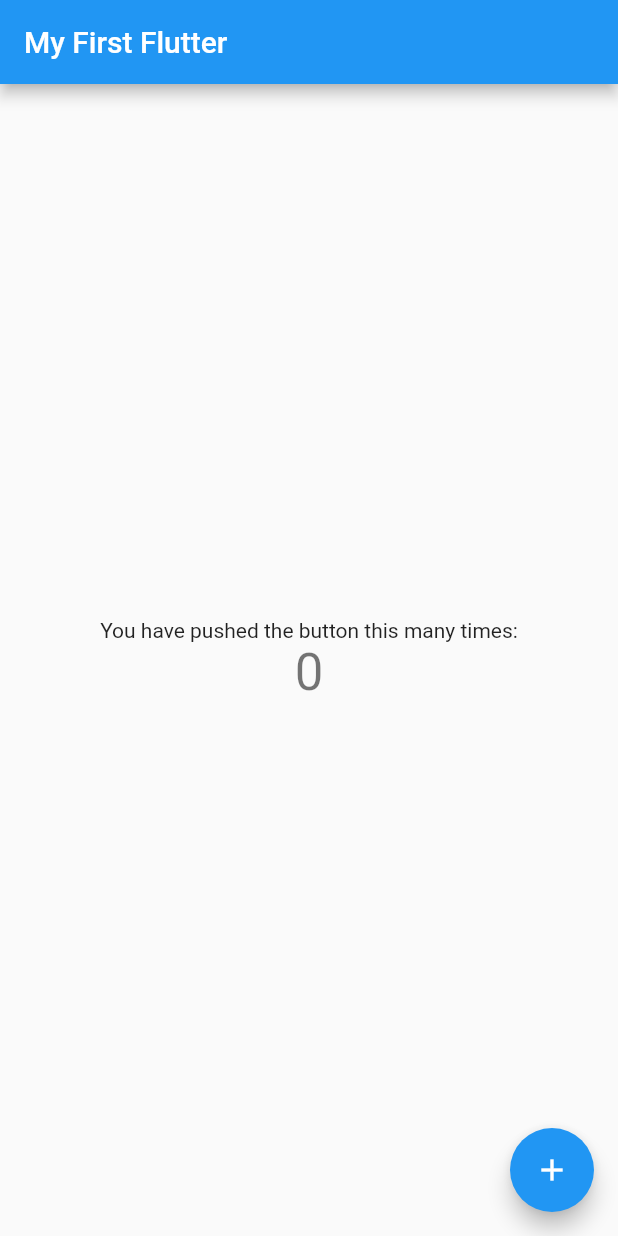
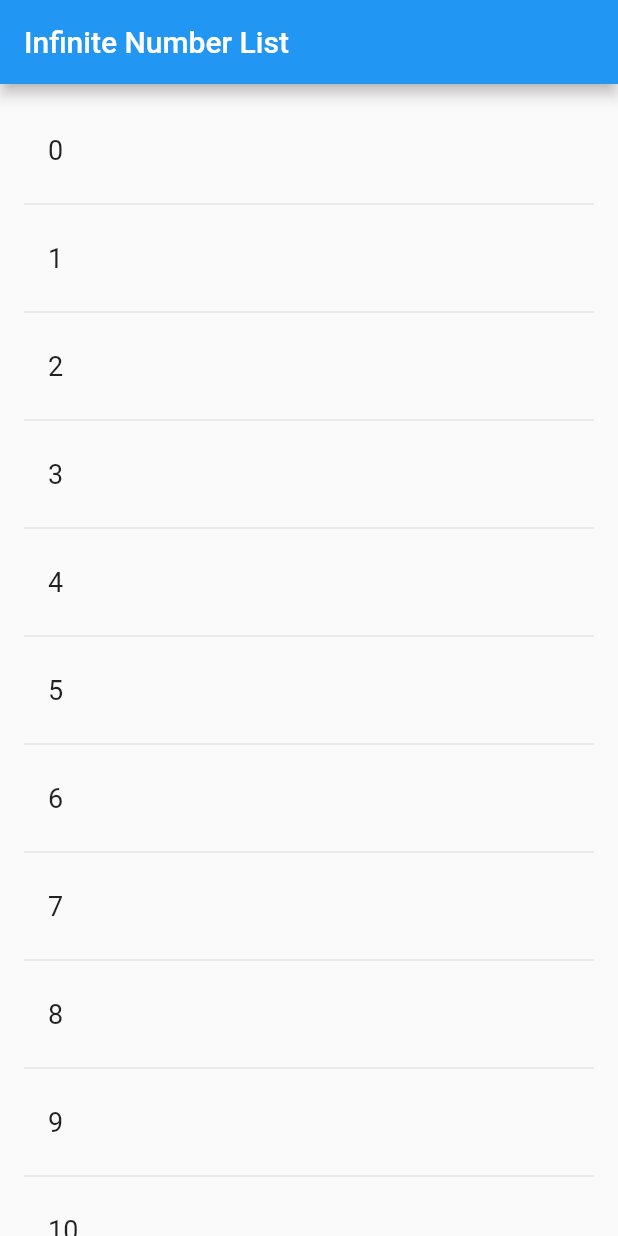
Before and after one commit to Andy-0414/flutter_first, a Flutter app: the screen it shows after launch, on a phone screen of 412 x 824 dp. Run offline on Flutter 3.47's test engine with Material 2 defaults, Android fonts, the phone set to English and light mode, and no system bars.

Commit message:
UPDATE infinity number list

```diff
--- a/lib/main.dart
+++ b/lib/main.dart
@@ -6,57 +6,47 @@ class MyApp extends StatelessWidget {
   @override
   Widget build(BuildContext context) {
     return MaterialApp(
-      title: 'First Project',
-      theme: ThemeData(
-        primarySwatch: Colors.blue,
-      ),
-      home: MyHomePage(title: 'My First Flutter'),
+      title: '무한 스크롤',
+      home: RandomWords(), // 액티비티 불러오기
     );
   }
 }
 
-class MyHomePage extends StatefulWidget {
-  MyHomePage({Key key, this.title}) : super(key: key);
-  final String title;
+class RandomWordsState extends State<RandomWords> {
+  final _suggestions = <int>[]; // WordPair (단어) 배열
+  final _biggerFont = const TextStyle(fontSize: 18.0); // 폰트 사이즈 선언
 
-  @override
-  _MyHomePageState createState() => _MyHomePageState();
-}
-
-class _MyHomePageState extends State<MyHomePage> {
-  int _counter = 0;
-
-  void _incrementCounter() {
-    setState(() {
-      _counter++;
-    });
+  Widget _buildSuggestions() {
+    return ListView.builder(
+        padding: const EdgeInsets.all(16.0), // 패딩
+        itemBuilder: (context, i) { // 안스에서 어댑터 안에 getView와 같은 역할
+          if (i.isOdd) return Divider(); // 홀수번째는 구분선 추가
+          final index = i ~/ 2; // 나눈값 정수 반환 (구분선 제외를 위한 나누기)
+          if (index >= _suggestions.length) { // 스크롤량이 절반이상일시 단어추가
+            _suggestions.add(index);  // 번호를 배열에 추가
+          }
+          return _buildRow(_suggestions[index]); // 리스트 타일 생성
+        });
   }
-
+  Widget _buildRow(int pair) { // 리스트 타일 생성 함수
+    return ListTile(
+      title: Text( // 타이틀
+        pair.toString(),
+        style: _biggerFont,
+      ),
+    );
+  }
   @override
   Widget build(BuildContext context) {
     return Scaffold(
       appBar: AppBar(
-        title: Text(widget.title),
+        title: Text('Infinite Number List'), // 앱바 타이틀
       ),
-      body: Center(
-        child: Column(
-          mainAxisAlignment: MainAxisAlignment.center,
-          children: <Widget>[
-            Text(
-              'You have pushed the button this many times:',
-            ),
-            Text(
-              '$_counter',
-              style: Theme.of(context).textTheme.display1,
-            ),
-          ],
-        ),
-      ),
-      floatingActionButton: FloatingActionButton(
-        onPressed: _incrementCounter,
-        tooltip: 'Increment',
-        child: Icon(Icons.add),
-      ),
+      body: _buildSuggestions(), // 리스트뷰 반환 함수
     );
   }
 }
+class RandomWords extends StatefulWidget { // StatefulWidget (상태 변경 가능)
+  @override
+  RandomWordsState createState() => new RandomWordsState(); // 이 위젯이 생성시 RandomWordsState를 불러옴
+}
--- a/pubspec.yaml
+++ b/pubspec.yaml
@@ -19,6 +19,7 @@ dependencies:
   # The following adds the Cupertino Icons font to your application.
   # Use with the CupertinoIcons class for iOS style icons.
   cupertino_icons: ^0.1.2
+  english_words: ^3.1.5
 
 dev_dependencies:
   flutter_test:
```
